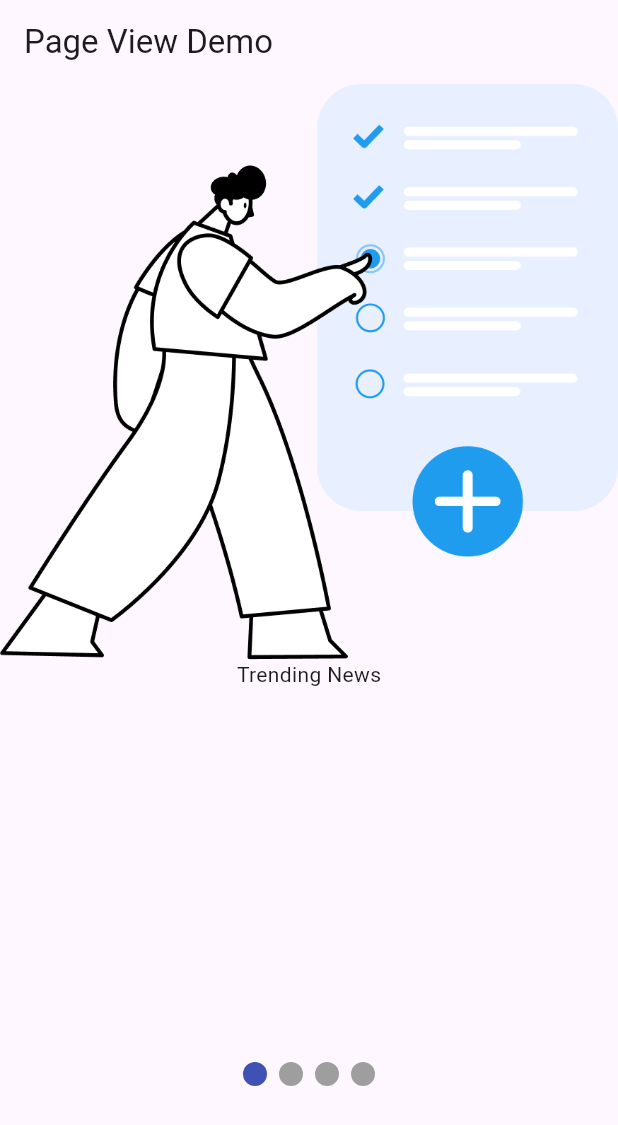
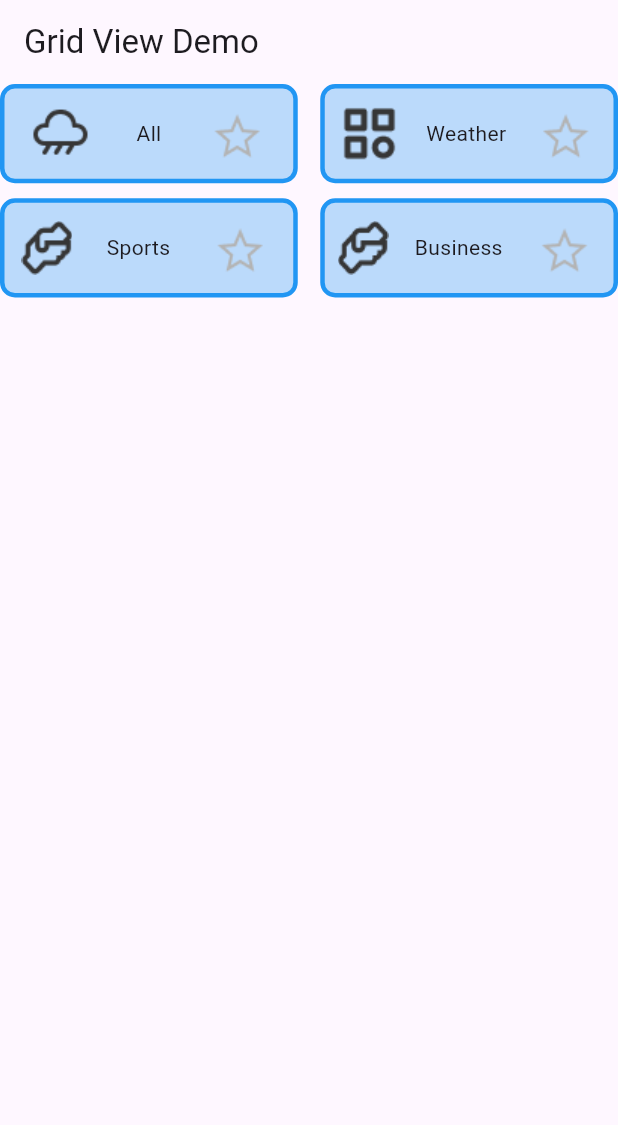
Before and after one commit to MuhammadAliKust/Flutter-B18, a Flutter app: the screen it shows after launch, on a phone screen of 412 x 824 dp. Shown: the top 1125 px of the screen. Run offline on Flutter 3.47's test engine with Material 3 defaults, Android fonts, the phone set to English and light mode, and no system bars; drawn by our look-alikes of smooth_page_indicator; our stand-ins replace string_validator.

Commit message:
GridView Builder Done

```diff
--- /dev/null
+++ b/lib/grid_view_demo.dart
@@ -0,0 +1,57 @@
+import 'package:flutter/material.dart';
+import 'package:flutter_b18/models/grid_model.dart';
+
+class GridViewDemo extends StatelessWidget {
+  GridViewDemo({super.key});
+
+  List<GridModel> gridList = [
+    GridModel(
+        image: 'assets/images/c1.png',
+        title: 'All',
+        secondImage: 'assets/images/star.png'),
+    GridModel(
+        image: 'assets/images/c2.png',
+        title: 'Weather',
+        secondImage: 'assets/images/star.png'),
+    GridModel(
+        image: 'assets/images/c3.png',
+        title: 'Sports',
+        secondImage: 'assets/images/star.png'),
+    GridModel(
+        image: 'assets/images/c3.png',
+        title: 'Business',
+        secondImage: 'assets/images/star.png'),
+  ];
+
+  @override
+  Widget build(BuildContext context) {
+    return Scaffold(
+      appBar: AppBar(
+        title: Text("Grid View Demo"),
+      ),
+      body: GridView.builder(
+          itemCount: gridList.length,
+          gridDelegate: SliverGridDelegateWithFixedCrossAxisCount(
+              crossAxisCount: 2,
+              crossAxisSpacing: 15,
+              mainAxisSpacing: 10,
+              childAspectRatio: 3),
+          itemBuilder: (context, i) {
+            return Container(
+              decoration: BoxDecoration(
+                  color: Colors.blue.withOpacity(0.3),
+                  border: Border.all(color: Colors.blue, width: 3),
+                  borderRadius: BorderRadius.circular(10)),
+              child: Row(
+                mainAxisAlignment: MainAxisAlignment.spaceAround,
+                children: [
+                  Image.asset(gridList[i].image.toString()),
+                  Text(gridList[i].title.toString()),
+                  Image.asset(gridList[i].secondImage.toString()),
+                ],
+              ),
+            );
+          }),
+    );
+  }
+}
--- a/lib/main.dart
+++ b/lib/main.dart
@@ -1,5 +1,6 @@
 import 'package:flutter/material.dart';
 import 'package:flutter_b18/asset_image.dart';
+import 'package:flutter_b18/grid_view_demo.dart';
 import 'package:flutter_b18/list_view_demo.dart';
 import 'package:flutter_b18/login.dart';
 import 'package:flutter_b18/page_view.dart';
@@ -19,7 +20,7 @@ class MyApp extends StatelessWidget {
   @override
   Widget build(BuildContext context) {
  return MaterialApp(
-  home: PageViewDemo(),
+  home: GridViewDemo(),
  );
   }
 }
--- /dev/null
+++ b/lib/models/grid_model.dart
@@ -0,0 +1,8 @@
+class GridModel {
+  final String image;
+  final String title;
+  final String secondImage;
+
+  GridModel(
+      {required this.image, required this.title, required this.secondImage});
+}
```
Also changed, not shown: assets/images/c1.png (added), assets/images/c2.png (added), assets/images/c3.png (added), assets/images/star.png (added).
